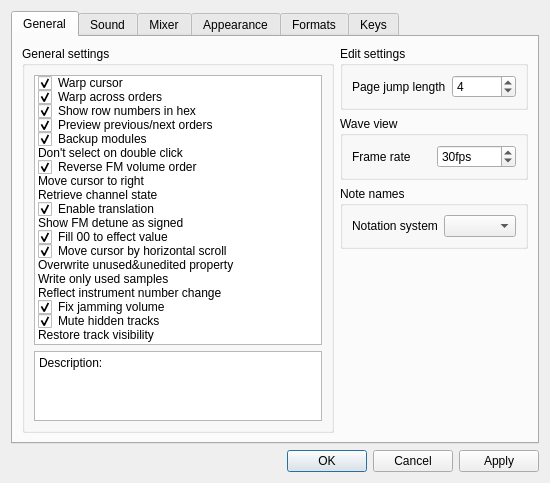
Qt form BambooTracker/gui/configuration_dialog.ui (BambooTracker/BambooTracker) before a commit.
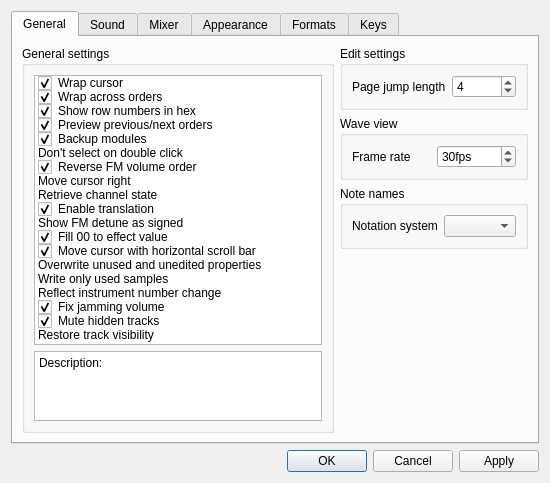
The same form after that commit. Custom widgets are drawn as their Qt base class.

The edit to the form file:
```diff
--- a/BambooTracker/gui/configuration_dialog.ui
+++ b/BambooTracker/gui/configuration_dialog.ui
@@ -108,7 +108,7 @@
            <widget class="QListWidget" name="generalSettingsListWidget">
             <item>
              <property name="text">
-              <string>Warp cursor</string>
+              <string>Wrap cursor</string>
              </property>
              <property name="checkState">
               <enum>Checked</enum>
@@ -116,7 +116,7 @@
             </item>
             <item>
              <property name="text">
-              <string>Warp across orders</string>
+              <string>Wrap across orders</string>
              </property>
              <property name="checkState">
               <enum>Checked</enum>
@@ -164,7 +164,7 @@
             </item>
             <item>
              <property name="text">
-              <string>Move cursor to right</string>
+              <string>Move cursor right</string>
              </property>
              <property name="checkState">
               <enum>Unchecked</enum>
@@ -204,7 +204,7 @@
             </item>
             <item>
              <property name="text">
-              <string>Move cursor by horizontal scroll</string>
+              <string>Move cursor with horizontal scroll bar</string>
              </property>
              <property name="checkState">
               <enum>Checked</enum>
@@ -212,7 +212,7 @@
             </item>
             <item>
              <property name="text">
-              <string>Overwrite unused&amp;unedited property</string>
+              <string>Overwrite unused and unedited properties</string>
              </property>
              <property name="checkState">
               <enum>Unchecked</enum>
```
